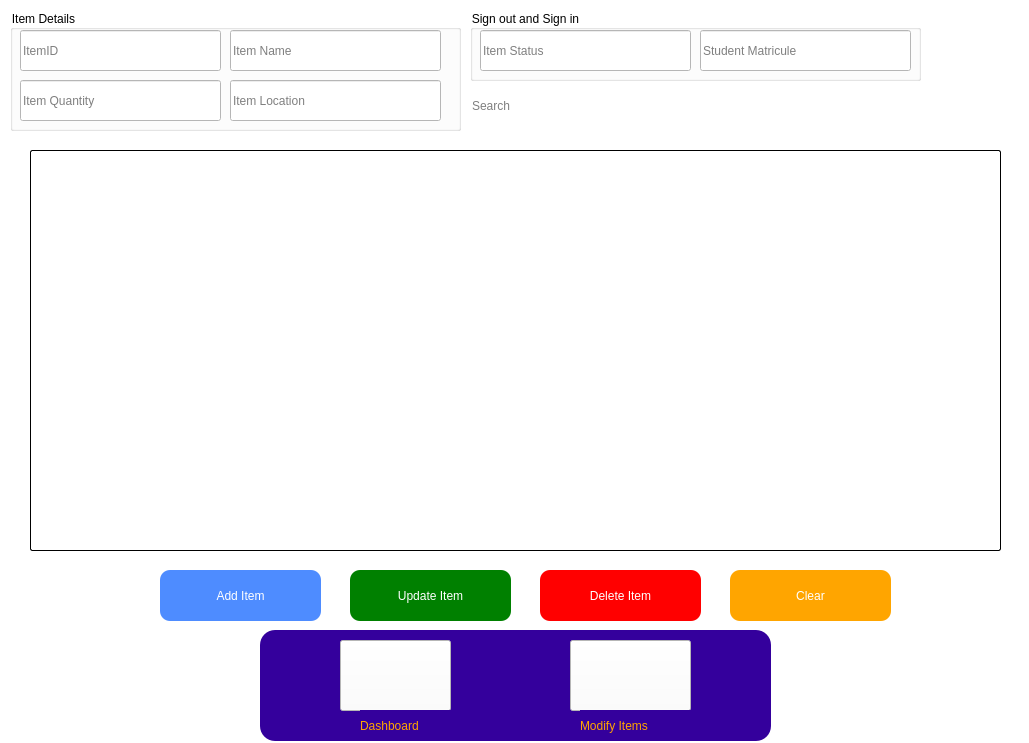
This is InventorySys.ui in Maximus-Ay/ICT-U-School-Inventory-System-Using-PyQT5 as Qt 5 draws it before an edit. The edited form follows.
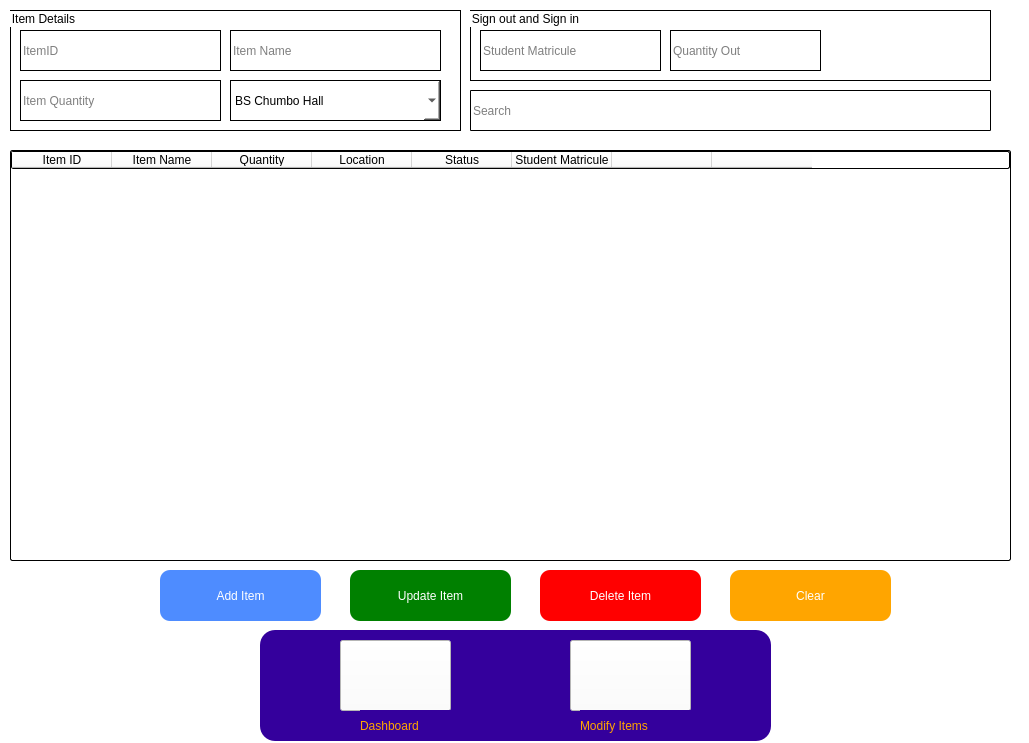
This is the edited form. Icons and pictures are not drawn.

```diff
--- a/InventorySys.ui
+++ b/InventorySys.ui
@@ -169,26 +169,72 @@
     <widget class="QTableWidget" name="tableWidget">
      <property name="geometry">
       <rect>
-       <x>20</x>
+       <x>0</x>
        <y>90</y>
-       <width>971</width>
-       <height>401</height>
+       <width>1001</width>
+       <height>411</height>
       </rect>
      </property>
      <property name="styleSheet">
       <string notr="true">border: 1px solid;
 border-radius: 2px;</string>
      </property>
+     <column>
+      <property name="text">
+       <string>Item ID</string>
+      </property>
+     </column>
+     <column>
+      <property name="text">
+       <string>Item Name</string>
+      </property>
+     </column>
+     <column>
+      <property name="text">
+       <string>Quantity</string>
+      </property>
+     </column>
+     <column>
+      <property name="text">
+       <string>Location</string>
+      </property>
+     </column>
+     <column>
+      <property name="text">
+       <string>Status</string>
+      </property>
+     </column>
+     <column>
+      <property name="text">
+       <string>Student Matricule</string>
+      </property>
+     </column>
+     <column>
+      <property name="text">
+       <string/>
+      </property>
+     </column>
+     <column>
+      <property name="text">
+       <string/>
+      </property>
+     </column>
     </widget>
     <widget class="QLineEdit" name="lineEdit_8">
      <property name="geometry">
       <rect>
        <x>460</x>
        <y>30</y>
-       <width>451</width>
-       <height>31</height>
+       <width>521</width>
+       <height>41</height>
       </rect>
      </property>
+     <property name="styleSheet">
+      <string notr="true">QLineEdit{
+	border: 1px solid;
+	border-radius: 1px;
+}</string>
+     </property>
      <property name="placeholderText">
       <string>Search</string>
      </property>
@@ -298,6 +344,10 @@
      <height>121</height>
     </rect>
    </property>
+   <property name="styleSheet">
+    <string notr="true">border: 1px solid;
+font: 9pt &quot;MS Shell Dlg 2&quot;;</string>
+   </property>
    <property name="title">
     <string>Item Details</string>
    </property>
@@ -340,7 +390,7 @@
      <string>Item Quantity</string>
     </property>
    </widget>
-   <widget class="QLineEdit" name="lineEdit_6">
+   <widget class="QComboBox" name="comboBox">
     <property name="geometry">
      <rect>
       <x>220</x>
@@ -349,9 +399,41 @@
       <height>41</height>
      </rect>
     </property>
-    <property name="placeholderText">
-     <string>Item Location</string>
-    </property>
+    <item>
+     <property name="text">
+      <string>BS Chumbo Hall</string>
+     </property>
+    </item>
+    <item>
+     <property name="text">
+      <string>Eric Mbarika</string>
+     </property>
+    </item>
+    <item>
+     <property name="text">
+      <string>George Mbarika</string>
+     </property>
+    </item>
+    <item>
+     <property name="text">
+      <string>Pondi Hall</string>
+     </property>
+    </item>
+    <item>
+     <property name="text">
+      <string>IT Hall</string>
+     </property>
+    </item>
+    <item>
+     <property name="text">
+      <string>Cisco Lab</string>
+     </property>
+    </item>
+    <item>
+     <property name="text">
+      <string>French Hall</string>
+     </property>
+    </item>
    </widget>
   </widget>
   <widget class="QGroupBox" name="groupBox_2">
@@ -359,32 +441,23 @@
     <rect>
      <x>470</x>
      <y>10</y>
-     <width>451</width>
+     <width>521</width>
      <height>71</height>
     </rect>
    </property>
+   <property name="styleSheet">
+    <string notr="true">border: 1px solid;
+font: 9pt &quot;MS Shell Dlg 2&quot;;</string>
+   </property>
    <property name="title">
     <string>Sign out and Sign in</string>
    </property>
-   <widget class="QLineEdit" name="lineEdit_5">
-    <property name="geometry">
-     <rect>
-      <x>10</x>
-      <y>20</y>
-      <width>211</width>
-      <height>41</height>
-     </rect>
-    </property>
-    <property name="placeholderText">
-     <string>Item Status</string>
-    </property>
-   </widget>
    <widget class="QLineEdit" name="lineEdit_7">
     <property name="geometry">
      <rect>
-      <x>230</x>
+      <x>10</x>
       <y>20</y>
-      <width>211</width>
+      <width>181</width>
       <height>41</height>
      </rect>
     </property>
@@ -392,6 +465,19 @@
      <string>Student Matricule</string>
     </property>
    </widget>
+   <widget class="QLineEdit" name="lineEdit_9">
+    <property name="geometry">
+     <rect>
+      <x>200</x>
+      <y>20</y>
+      <width>151</width>
+      <height>41</height>
+     </rect>
+    </property>
+    <property name="placeholderText">
+     <string>Quantity Out</string>
+    </property>
+   </widget>
   </widget>
  </widget>
  <resources>
```
